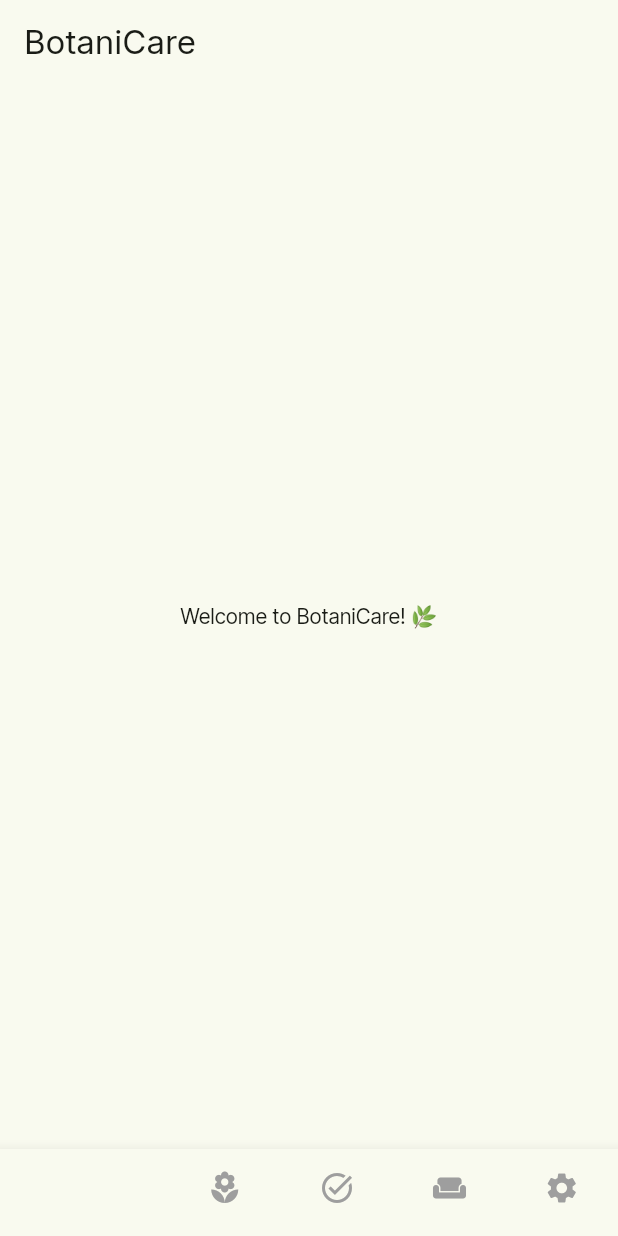
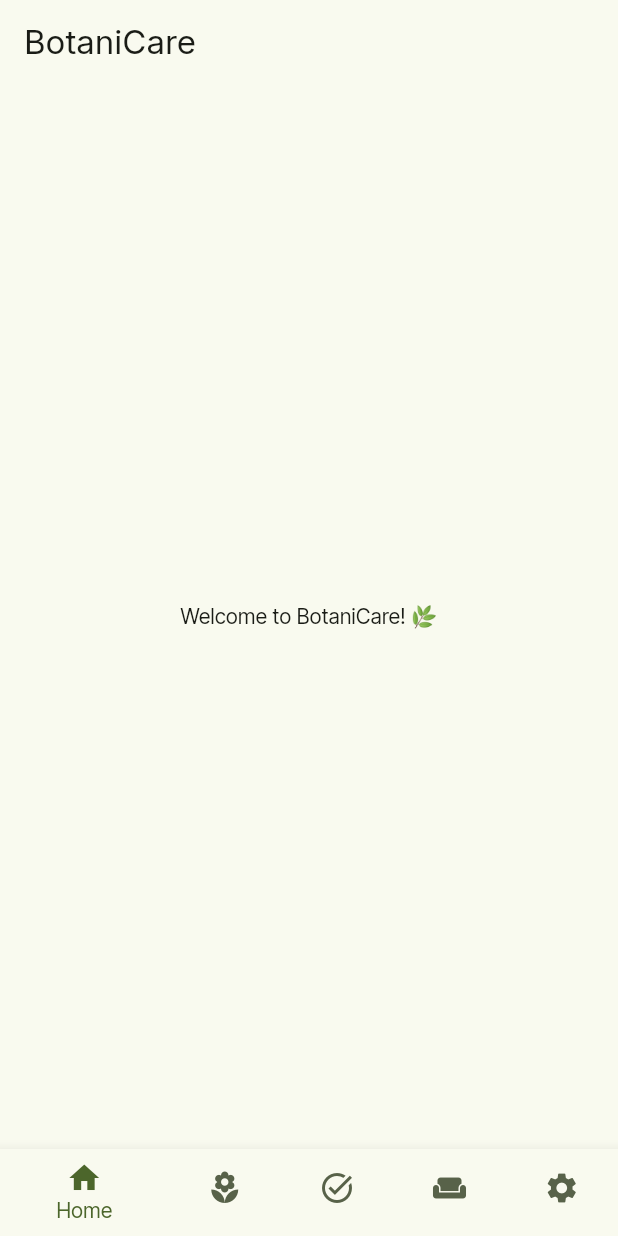
Before and after one commit to BotaniCare/botanicare-mobile, a Flutter app: the screen it shows after launch, on a phone screen of 412 x 824 dp. Run offline on Flutter 3.47's test engine with Material 3 defaults, Android fonts, the light colour scheme and no system bars; our stand-ins replace google_fonts.

Commit message:
#60 add theme colors

```diff
--- a/lib/main.dart
+++ b/lib/main.dart
@@ -21,7 +21,7 @@ class BotaniCareMobileApp extends StatelessWidget {
     final brightness = View.of(context).platformDispatcher.platformBrightness;
 
     // Retrieves the default theme for the platform
-    //TextTheme textTheme = Theme.of(context).textTheme;
+    // TextTheme textTheme = Theme.of(context).textTheme;
 
     // Use with Google Fonts package to use downloadable fonts
     TextTheme textTheme = createTextTheme(context, "Inter Tight", "Inter");
@@ -67,8 +67,8 @@ class BotaniCareHomeState extends State<BotaniCareHome> {
       body: _pages[_currentIndex],
       bottomNavigationBar: BottomNavigationBar(
         currentIndex: _currentIndex,
-        selectedItemColor: ,
-        unselectedItemColor: Colors.grey,
+        selectedItemColor: Theme.of(context).colorScheme.primary,
+        unselectedItemColor: Theme.of(context).colorScheme.secondary,
         onTap: (index) {
           setState(() {
             _currentIndex = index;
```
